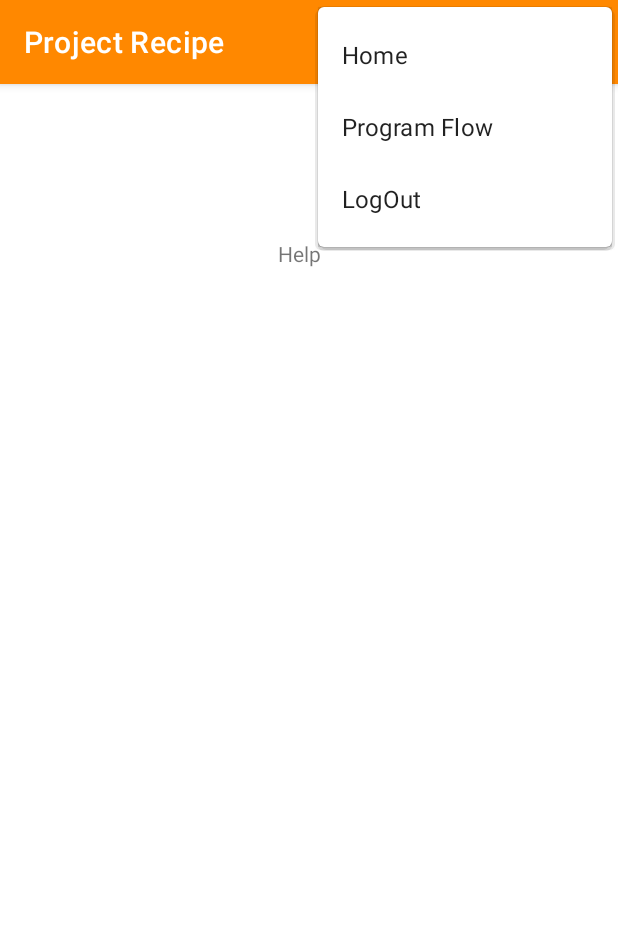
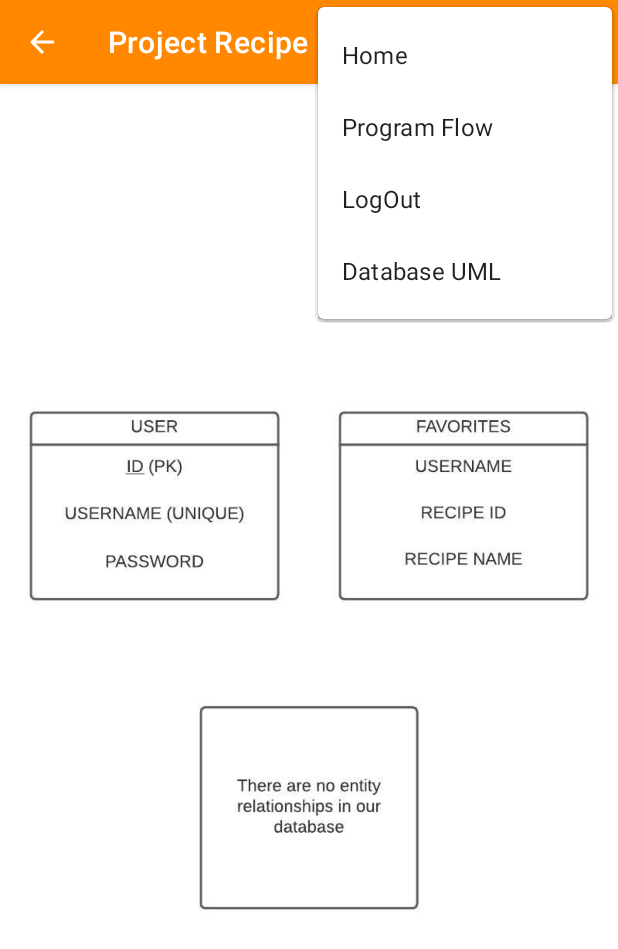
Before and after one commit to LiamHeynderickx/AndroidRecipeApplication, an Android app: the Help screen opened directly, with no data from a screen before it, with the options menu open, on a phone screen of 412 x 824 dp. Shown: the top 949 px of the screen. Run offline under Robolectric (Android 15) with nearby library versions, the phone set to English and light mode, and no system bars; network calls fail.

Commit message:
App Done

```diff
--- a/app/src/main/java/be/kuleuven/gt/project_recipe/Favorites.java
+++ b/app/src/main/java/be/kuleuven/gt/project_recipe/Favorites.java
@@ -67,10 +67,12 @@
                 return true;
             case R.id.menuSettings:
                 menuOption = new Intent(this, ProgramFlow.class);
+                menuOption.putExtra("PATH", "FAVORITES");
                 startActivity(menuOption);
                 return true;
             case R.id.menuHelp:
                 menuOption = new Intent(this, Help.class);
+                menuOption.putExtra("PATH", "FAVORITES");
                 startActivity(menuOption);
                 return true;
             case R.id.menuLogout:
--- a/app/src/main/java/be/kuleuven/gt/project_recipe/SearchByIngredients.java
+++ b/app/src/main/java/be/kuleuven/gt/project_recipe/SearchByIngredients.java
@@ -138,11 +138,15 @@
                 return true;
             case R.id.menuSettings:
                 menuOption = new Intent(this, ProgramFlow.class);
+                menuOption.putExtra("PATH", "INGREDIENTS");
                 startActivity(menuOption);
+                finish();
                 return true;
             case R.id.menuHelp:
                 menuOption = new Intent(this, Help.class);
+                menuOption.putExtra("PATH", "INGREDIENTS");
                 startActivity(menuOption);
+                finish();
                 return true;
             case R.id.menuLogout:
                 menuOption = new Intent(this, Login.class);
--- a/app/src/main/java/be/kuleuven/gt/project_recipe/SearchRecipes.java
+++ b/app/src/main/java/be/kuleuven/gt/project_recipe/SearchRecipes.java
@@ -140,11 +140,15 @@
                 return true;
             case R.id.menuSettings:
                 menuOption = new Intent(this, ProgramFlow.class);
+                menuOption.putExtra("PATH", "SEARCH");
                 startActivity(menuOption);
+                finish();
                 return true;
             case R.id.menuHelp:
                 menuOption = new Intent(this, Help.class);
+                menuOption.putExtra("PATH", "SEARCH");
                 startActivity(menuOption);
+                finish();
                 return true;
             case R.id.menuLogout:
                 menuOption = new Intent(this, Login.class);
--- a/app/src/main/java/be/kuleuven/gt/project_recipe/memoryGame.java
+++ b/app/src/main/java/be/kuleuven/gt/project_recipe/memoryGame.java
@@ -70,14 +70,19 @@
                 menuOption = new Intent(this,MainActivity.class);
                 startActivity(menuOption);
                 //onBackPressed();
+                finish();
                 return true;
             case R.id.menuSettings:
                 menuOption = new Intent(this, ProgramFlow.class);
+                menuOption.putExtra("PATH", "MINIGAME");
                 startActivity(menuOption);
+                finish();
                 return true;
             case R.id.menuHelp:
                 menuOption = new Intent(this, Help.class);
+                menuOption.putExtra("PATH", "MINIGAME");
                 startActivity(menuOption);
+                finish();
                 return true;
             case R.id.menuLogout:
                 menuOption = new Intent(this, Login.class);
--- a/app/src/main/res/layout/activity_help.xml
+++ b/app/src/main/res/layout/activity_help.xml
@@ -6,15 +6,13 @@
     android:layout_height="match_parent"
     tools:context=".Help">
 
-    <TextView
-        android:id="@+id/textView3"
+    <ImageView
+        android:id="@+id/imageView"
         android:layout_width="wrap_content"
         android:layout_height="wrap_content"
-        android:layout_marginStart="170dp"
-        android:layout_marginTop="103dp"
-        android:layout_marginEnd="183dp"
-        android:text="Help"
+        app:layout_constraintBottom_toBottomOf="parent"
         app:layout_constraintEnd_toEndOf="parent"
         app:layout_constraintStart_toStartOf="parent"
-        app:layout_constraintTop_toTopOf="parent" />
+        app:layout_constraintTop_toTopOf="parent"
+        app:srcCompat="@drawable/blank_diagram" />
 </androidx.constraintlayout.widget.ConstraintLayout>
--- a/app/src/main/res/menu/menu_main_screen.xml
+++ b/app/src/main/res/menu/menu_main_screen.xml
@@ -18,5 +18,9 @@
         android:title="Home"
         android:visible="true"
         app:showAsAction="always" />
+    <item
+        android:id="@+id/menuHelp"
+        android:orderInCategory="4"
+        android:title="Database UML" />
 
 </menu>
--- a/app/src/main/res/menu/menue_search_screen.xml
+++ b/app/src/main/res/menu/menue_search_screen.xml
@@ -10,8 +10,8 @@
     <item
         android:id="@+id/menuHelp"
         android:orderInCategory="2"
-        android:title="Help"
-        app:showAsAction="never"/>
+        android:title="Database UML"
+        app:showAsAction="never" />
 
     <item
         android:id="@+id/menuHome"
```
Also changed, not shown: app/src/main/java/be/kuleuven/gt/project_recipe/Help.java (+40 -0 lines), app/src/main/java/be/kuleuven/gt/project_recipe/MainActivity.java (+6 -4 lines), app/src/main/java/be/kuleuven/gt/project_recipe/ProgramFlow.java (+41 -0 lines), app/src/main/res/drawable/blank_diagram.jpeg (added).
